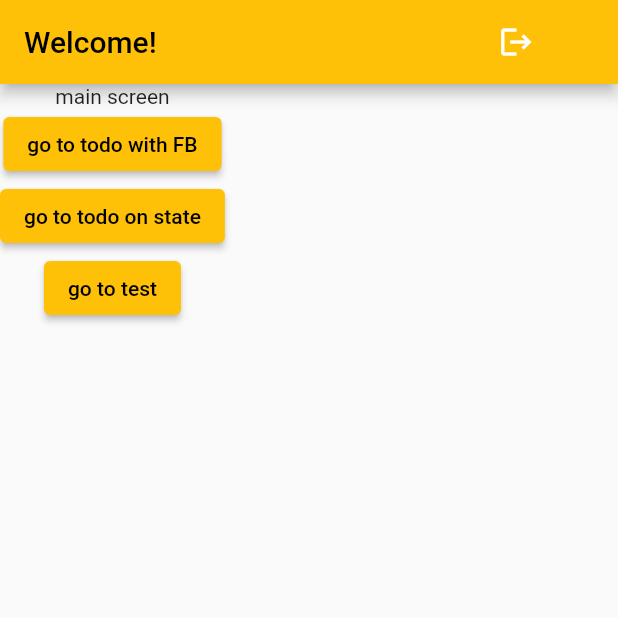
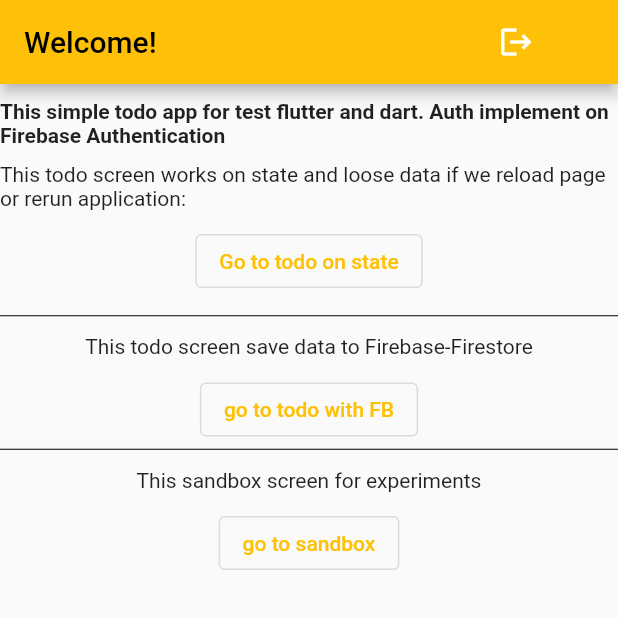
Before and after one commit to IvMalakhov/flutter-todo, a Flutter app: the screen it shows once a user with an empty profile is signed in, on a phone screen of 412 x 824 dp, the top half of it. Run offline on Flutter 3.47's test engine with Material 2 defaults, Android fonts, the phone set to English and light mode, and no system bars; our stand-ins replace cloud_firestore, email_validator, firebase_auth, firebase_core, fluttertoast; accounts and stored records are empty.

Commit message:
Todo on FB now use common components.

```diff
--- a/lib/pages/navigation_screen.dart
+++ b/lib/pages/navigation_screen.dart
@@ -24,8 +24,29 @@ class NavigationScreen extends StatelessWidget {
       ),
       body: Column(
         children: [
-          const Text('main screen'),
-          ElevatedButton(
+          const Padding(padding: EdgeInsets.only(bottom: 10)),
+          const Text(
+            'This simple todo app for test flutter and dart. Auth implement on Firebase Authentication',
+            style: TextStyle(fontWeight: FontWeight.bold),
+          ),
+          const Padding(padding: EdgeInsets.only(bottom: 10)),
+          const Text('This todo screen works on state and loose data if we reload page or rerun application:'),
+          const Padding(padding: EdgeInsets.only(bottom: 10)),
+          OutlinedButton(
+              onPressed: (){
+                Navigator.pushReplacementNamed(context,  Routs.todoOnState);
+              },
+              child: const Text('Go to todo on state')
+          ),
+          const Padding(padding: EdgeInsets.only(bottom: 10)),
+          const Divider(
+            height: 5,
+            color: Colors.black,
+          ),
+          const Padding(padding: EdgeInsets.only(bottom: 10)),
+          const Text('This todo screen save data to Firebase-Firestore'),
+          const Padding(padding: EdgeInsets.only(bottom: 10)),
+          OutlinedButton(
               onPressed: (){
                 // Navigator.pushNamed(context, '/todo'); // have back button
                 // Navigator.pushNamedAndRemoveUntil(context, '/todo', (route)=>false); // if false haven't back button
@@ -33,17 +54,18 @@ class NavigationScreen extends StatelessWidget {
               },
               child: const Text('go to todo with FB')
           ),
-          ElevatedButton(
-              onPressed: (){
-                Navigator.pushReplacementNamed(context,  Routs.todoOnState);
-              },
-              child: const Text('go to todo on state')
+          const Divider(
+            height: 5,
+            color: Colors.black,
           ),
-          ElevatedButton(
+          const Padding(padding: EdgeInsets.only(bottom: 10)),
+          const Text('This sandbox screen for experiments'),
+          const Padding(padding: EdgeInsets.only(bottom: 10)),
+          OutlinedButton(
               onPressed: (){
                 Navigator.pushReplacementNamed(context,  Routs.test);
               },
-              child: const Text('go to test')
+              child: const Text('go to sandbox')
           ),
         ],
       ),
```
Also changed, not shown: lib/components/add_edit_todo_modal.dart (+5 -2 lines), lib/pages/list_on_fb.dart (+58 -96 lines), lib/pages/list_on_state.dart (+2 -6 lines).
